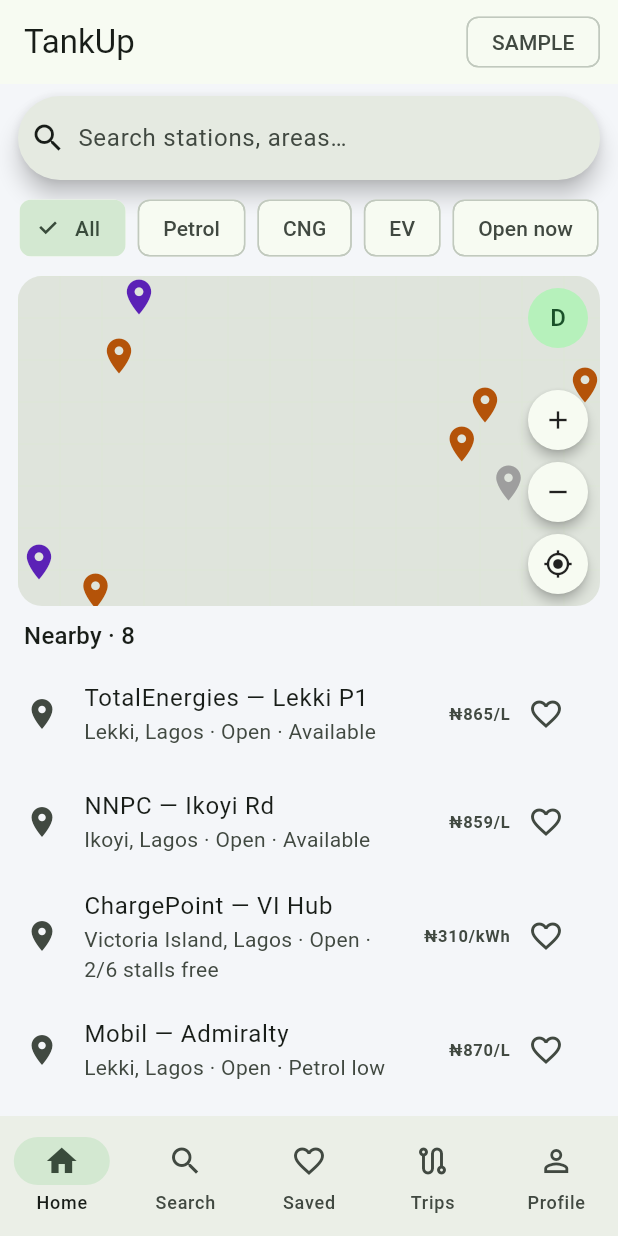
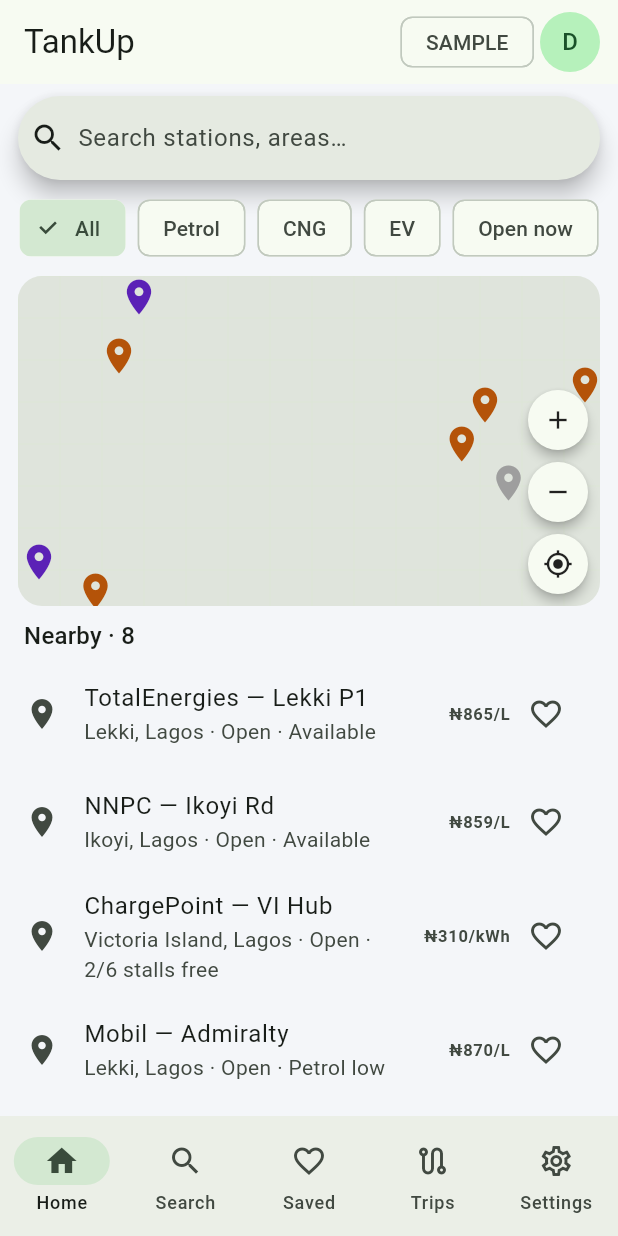
Before and after one commit to Precious08/TankUp, a Flutter app: the screen it shows after launch, on a phone screen of 412 x 824 dp. Run offline on Flutter 3.47's test engine with Material 3 defaults, Android fonts, the phone set to English and light mode, and no system bars; our stand-ins replace flutter_riverpod, flutter_tts, geolocator, image_picker, shared_preferences, supabase_flutter; accounts and stored records are empty.

Commit message:
Avatar moves to AppBar, Profile tab becomes Settings

```diff
--- a/app/lib/features/home/home_screen.dart
+++ b/app/lib/features/home/home_screen.dart
@@ -22,9 +22,15 @@
         actions: [
           if (!backendOn)
             const Padding(
-              padding: EdgeInsets.only(right: 12),
+              padding: EdgeInsets.only(right: 4),
               child: Chip(label: Text('SAMPLE'), visualDensity: VisualDensity.compact),
             ),
+          Padding(
+            padding: const EdgeInsets.only(right: 12),
+            child: _AvatarButton(
+              onTap: () => ref.read(tabIndexProvider.notifier).go(4),
+            ),
+          ),
         ],
       ),
       body: stations.when(
@@ -207,16 +213,6 @@
           Fuel.cng => const Color(0xFF075985),
           Fuel.ev => const Color(0xFF5B21B6),
         };
-    final prefs = ref.watch(prefsProvider);
-    final avatarBytes = ref.watch(avatarBytesProvider);
-    Widget avatar() {
-      if (avatarBytes != null) {
-        return CircleAvatar(backgroundImage: MemoryImage(Uint8List.fromList(avatarBytes)));
-      }
-      final n = prefs.name.isEmpty ? 'D' : prefs.name[0].toUpperCase();
-      return CircleAvatar(child: Text(n));
-    }
-
     return Container(
       margin: const EdgeInsets.symmetric(horizontal: 12),
       decoration: BoxDecoration(
@@ -283,14 +279,6 @@
               ),
             ),
             Positioned(
-              top: 8,
-              right: 8,
-              child: GestureDetector(
-                onTap: () => ref.read(tabIndexProvider.notifier).go(4),
-                child: avatar(),
-              ),
-            ),
-            Positioned(
               right: 8,
               bottom: 8,
               child: Column(children: [
@@ -305,6 +293,22 @@
         );
       }),
     );
+  }
+}
+
+class _AvatarButton extends ConsumerWidget {
+  final VoidCallback onTap;
+  const _AvatarButton({required this.onTap});
+
+  @override
+  Widget build(BuildContext context, WidgetRef ref) {
+    final prefs = ref.watch(prefsProvider);
+    final bytes = ref.watch(avatarBytesProvider);
+    final avatar = bytes != null
+        ? CircleAvatar(backgroundImage: MemoryImage(Uint8List.fromList(bytes)))
+        : CircleAvatar(
+            child: Text(prefs.name.isEmpty ? 'D' : prefs.name[0].toUpperCase()));
+    return GestureDetector(onTap: onTap, child: avatar);
   }
 }
 
--- a/app/lib/main.dart
+++ b/app/lib/main.dart
@@ -71,7 +71,7 @@
           NavigationDestination(icon: Icon(Icons.search_outlined), selectedIcon: Icon(Icons.search), label: 'Search'),
           NavigationDestination(icon: Icon(Icons.favorite_outline), selectedIcon: Icon(Icons.favorite), label: 'Saved'),
           NavigationDestination(icon: Icon(Icons.route_outlined), selectedIcon: Icon(Icons.route), label: 'Trips'),
-          NavigationDestination(icon: Icon(Icons.person_outline), selectedIcon: Icon(Icons.person), label: 'Profile'),
+          NavigationDestination(icon: Icon(Icons.settings_outlined), selectedIcon: Icon(Icons.settings), label: 'Settings'),
         ],
       ),
     );
```
Also changed, not shown: 1 other file.
